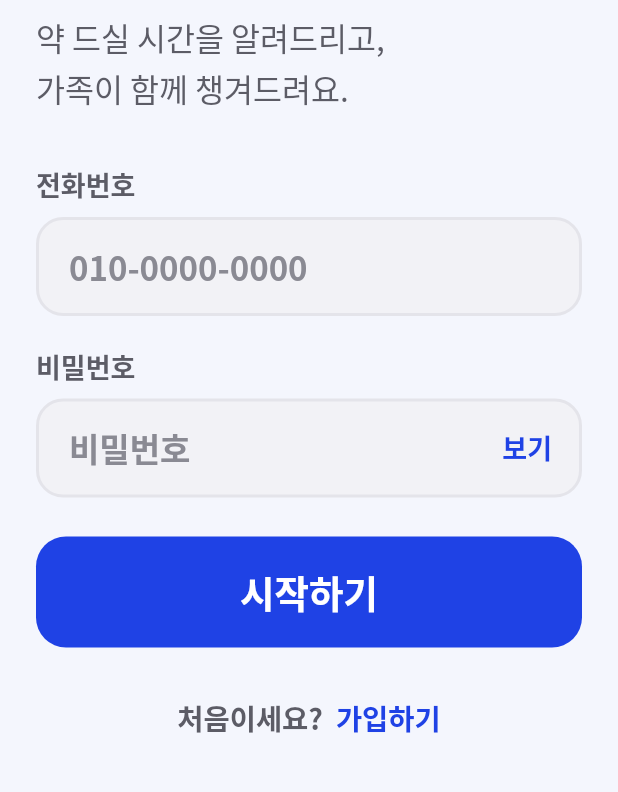
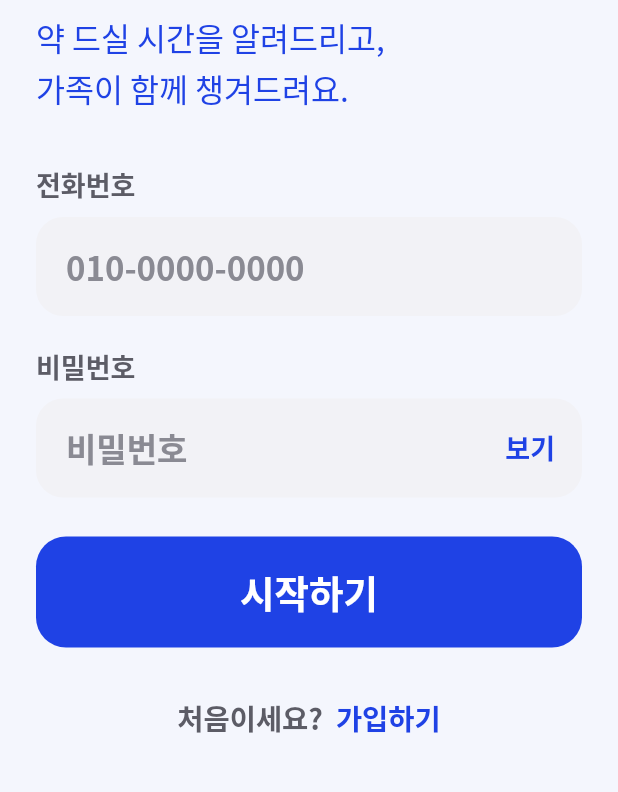
Before and after one commit to bong-bong00/alkong_yakong, a Flutter app: the screen it shows after launch, on a phone screen of 412 x 824 dp, the part 257-1049 px from its top. Run offline on Flutter 3.47's test engine with Material 3 defaults, Android fonts, the phone set to English and light mode, and no system bars; our stand-ins replace dio, fl_chart, flutter_local_notifications, flutter_riverpod, flutter_tabler_icons, flutter_timezone and 5 more; missing offline and left inert: polar; accounts and stored records are empty; Roboto replaces fonts that are missing (Noto Sans KR); statements that could not run were skipped.

Commit message:
style: 로그인 칸을 시안대로 테두리 없이 채운다
바탕이 연한 파랑이 되면서 흰 칸에 테두리를 두르지 않아도 적는 자리가
드러난다. 안내 문구도 시안대로 파랑으로 올렸다.

Co-Authored-By: Claude Opus 5 <noreply@anthropic.com>

```diff
--- a/lib/features/auth/presentation/screens/login_screen.dart
+++ b/lib/features/auth/presentation/screens/login_screen.dart
@@ -80,7 +80,7 @@ class _LoginScreenState extends ConsumerState<LoginScreen> {
               const SizedBox(height: 8),
               Text(
                 '약 드실 시간을 알려드리고,\n가족이 함께 챙겨드려요.',
-                style: AppText.body(size: 21, color: AppColors.textSecondary),
+                style: AppText.body(size: 21, color: AppColors.point),
               ),
               const SizedBox(height: 34),
 
@@ -206,10 +206,11 @@ class _SeniorField extends StatelessWidget {
   Widget build(BuildContext context) {
     return Container(
       constraints: const BoxConstraints(minHeight: 66),
+      // 시안은 테두리 없이 회색으로 채운 칸을 쓴다. 바탕이 연한 파랑이라
+      // 채우는 것만으로 적는 자리가 드러난다.
       decoration: BoxDecoration(
         color: AppColors.bg,
         borderRadius: BorderRadius.circular(18),
-        border: Border.all(color: AppColors.border, width: 2),
       ),
       // "보기" 같은 우측 버튼이 붙으면 오른쪽 여백을 줄여 버튼을 테두리 쪽으로
       // 붙인다. 버튼 자체의 탭 영역은 그대로 48px를 넘긴다.
```
